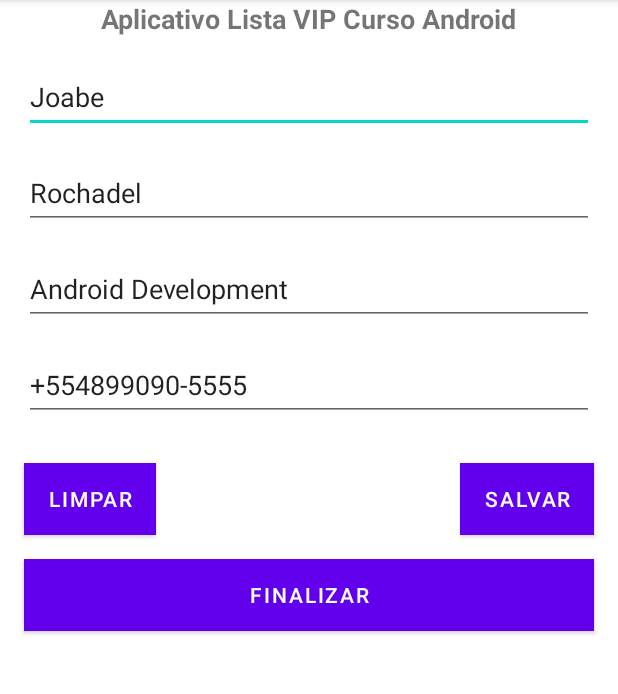
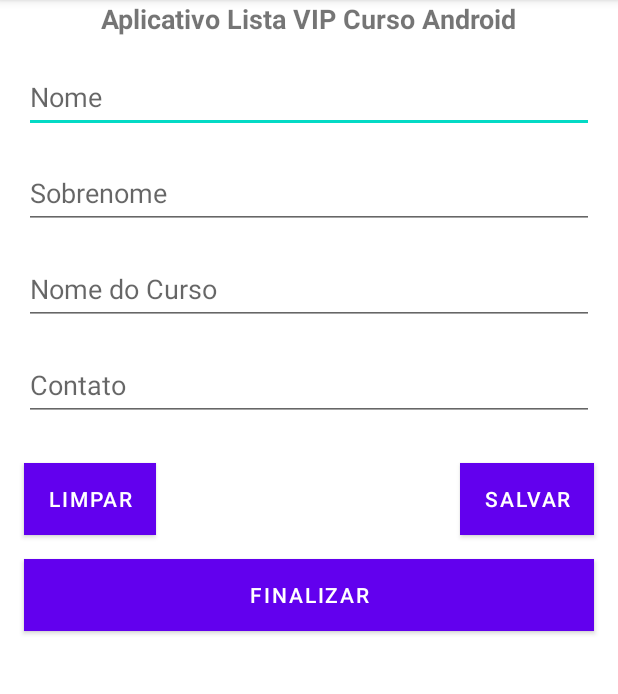
Before and after one commit to JoabeRochadel/AppListaCursoAndroid, an Android app: the screen it shows after launch (MainActivity), on a phone screen of 412 x 824 dp, the part 84-778 px from its top. Run offline under Robolectric (Android 15) with nearby library versions, the phone set to English and light mode, and no system bars.

```diff
--- a/app/src/main/java/devandroid/joabe/applistacurso/model/Person.java
+++ b/app/src/main/java/devandroid/joabe/applistacurso/model/Person.java
@@ -7,13 +7,6 @@ public class Person {
     private String secondName;
     private String nameCourse;
     private String numberContact;
-
-    public Person(String name, String secondName, String nameCourse, String numberContact) {
-        this.name = name;
-        this.secondName = secondName;
-        this.nameCourse = nameCourse;
-        this.numberContact = numberContact;
-    }
 
     public String getName() {
         return name;
--- a/app/src/main/java/devandroid/joabe/applistacurso/view/MainActivity.java
+++ b/app/src/main/java/devandroid/joabe/applistacurso/view/MainActivity.java
@@ -35,7 +35,12 @@ public class MainActivity extends AppCompatActivity {
         preferences = getSharedPreferences(NAME_PREFERENCES, 0);
         SharedPreferences.Editor listaVip = preferences.edit();
 
-        person1 = new Person("Joabe", "Rochadel", "Android Development", "+554899090-5555");
+        person1 = new Person();
+
+        person1.setName(preferences.getString("primeiroNome", ""));
+        person1.setSecondName(preferences.getString("segundoNome", ""));
+        person1.setNameCourse(preferences.getString("nomeCurso", ""));
+        person1.setNumberContact(preferences.getString("numeroContato", ""));
 
         personController = new PersonController();
         editFirstName = findViewById(R.id.editFirstName);
@@ -65,7 +70,12 @@ public class MainActivity extends AppCompatActivity {
         buttonSave.setOnClickListener(new View.OnClickListener() {
             @Override
             public void onClick(View view) {
-                Toast.makeText(MainActivity.this, "Volte Sempre!", Toast.LENGTH_LONG).show();
+                person1.setName(editFirstName.getText().toString());
+                person1.setSecondName(editSecondName.getText().toString());
+                person1.setNumberContact(editContact.getText().toString());
+                person1.setNameCourse(editCourse.getText().toString());
+
+                personController.Salvar(person1);
 
                 listaVip.putString("primeiroNome", person1.getName());
                 listaVip.putString("segundoNome", person1.getSecondName());
@@ -73,18 +83,15 @@ public class MainActivity extends AppCompatActivity {
                 listaVip.putString("numeroContato", person1.getNumberContact());
 
                 listaVip.apply();
+
+
             }
         });
 
         buttonFinish.setOnClickListener(new View.OnClickListener() {
             @Override
             public void onClick(View view) {
-                person1.setName(editFirstName.getText().toString());
-                person1.setSecondName(editSecondName.getText().toString());
-                person1.setNumberContact(editContact.getText().toString());
-                person1.setNameCourse(editCourse.getText().toString());
-
-                personController.Salvar(person1);
+                Toast.makeText(MainActivity.this, "Volte Sempre!", Toast.LENGTH_LONG).show();
 
             }
         });
```
